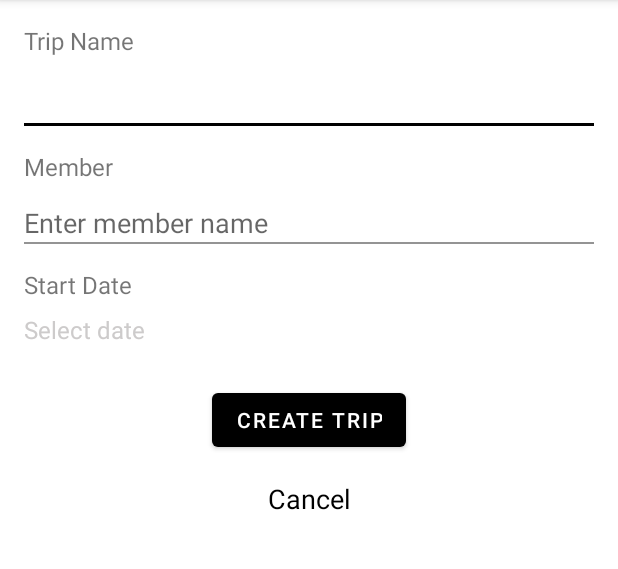
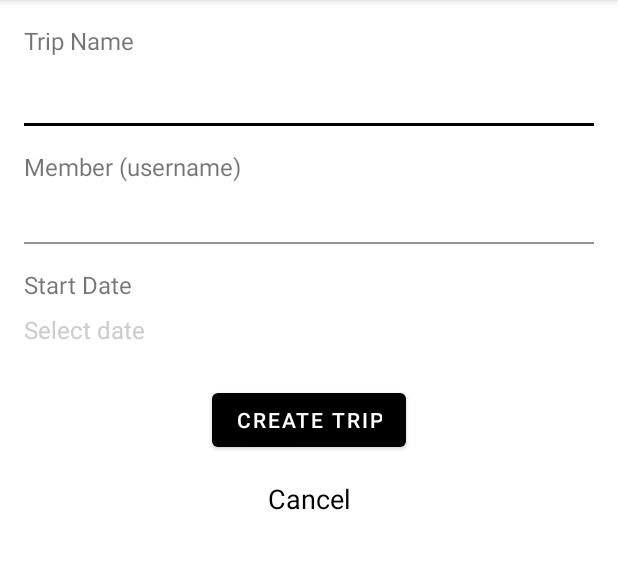
Before and after one commit to tf-cheung/TripTripAssistant, an Android app: the AddTripActivity screen opened directly, with no data from a screen before it, on a phone screen of 412 x 824 dp, the part 84-653 px from its top. Run offline under Robolectric (Android 15) with nearby library versions, the phone set to English and light mode, and no system bars; our stand-ins replace Firebase (no records; nobody signed in at launch, a user with empty details on screens opened directly).

Commit message:
Fixed remove members bug.

```diff
--- a/app/src/main/java/com/example/tripassistant/AddTripActivity.java
+++ b/app/src/main/java/com/example/tripassistant/AddTripActivity.java
@@ -287,7 +287,11 @@ public class AddTripActivity extends AppCompatActivity {
         Chip chip = new Chip(this);
         chip.setText(memberName);
         chip.setCloseIconVisible(true);
-        chip.setOnCloseIconClickListener(v -> memberChipGroup.removeView(chip));
+        chip.setOnCloseIconClickListener(v -> {
+            members.remove(memberName);
+            memberChipGroup.removeView(chip);
+        }
+        );
         memberChipGroup.addView(chip);
     }
 
--- a/app/src/main/res/layout/activity_add_trip.xml
+++ b/app/src/main/res/layout/activity_add_trip.xml
@@ -49,7 +49,7 @@
         android:layout_height="wrap_content"
         android:layout_marginTop="16dp"
         android:layout_marginStart="16dp"
-        android:text="Member"
+        android:text="Member (username)"
         android:textSize="16sp"
         app:layout_constraintStart_toStartOf="parent"
         app:layout_constraintTop_toBottomOf="@+id/trip_name_input_layout" />
@@ -87,7 +87,6 @@
             android:id="@+id/member_input"
             android:layout_width="match_parent"
             android:layout_height="wrap_content"
-            android:hint="Enter member name"
             android:textColorHint="#CDCBCB"
             android:selectAllOnFocus="true"
             android:background="@android:color/white"
```
